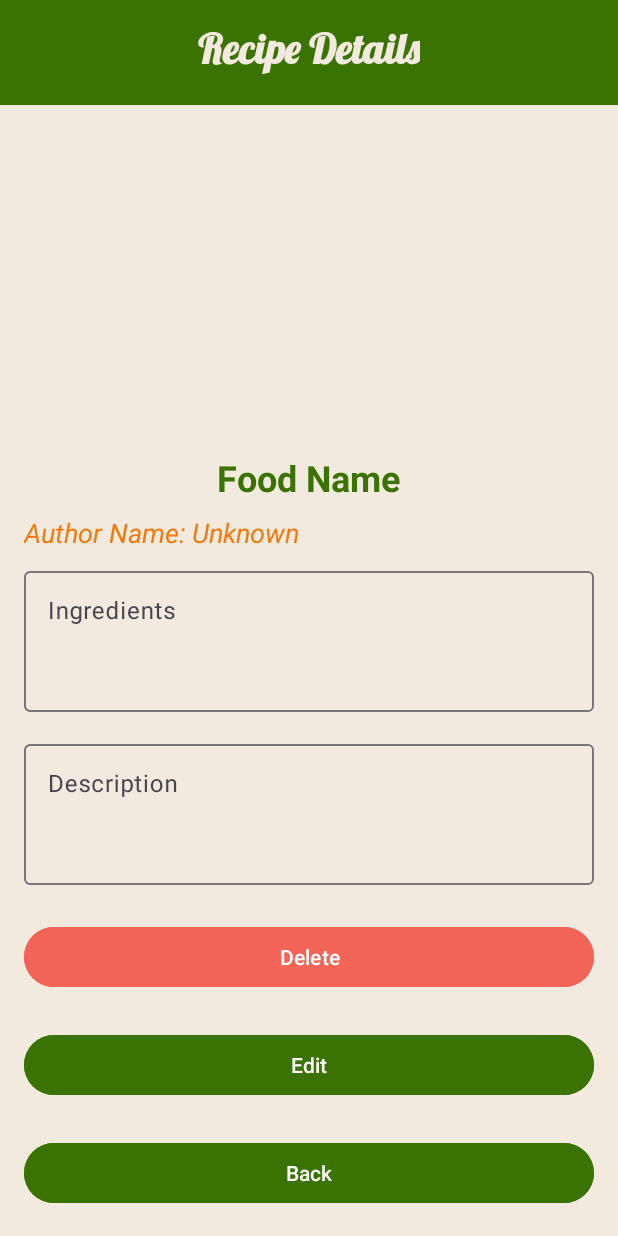
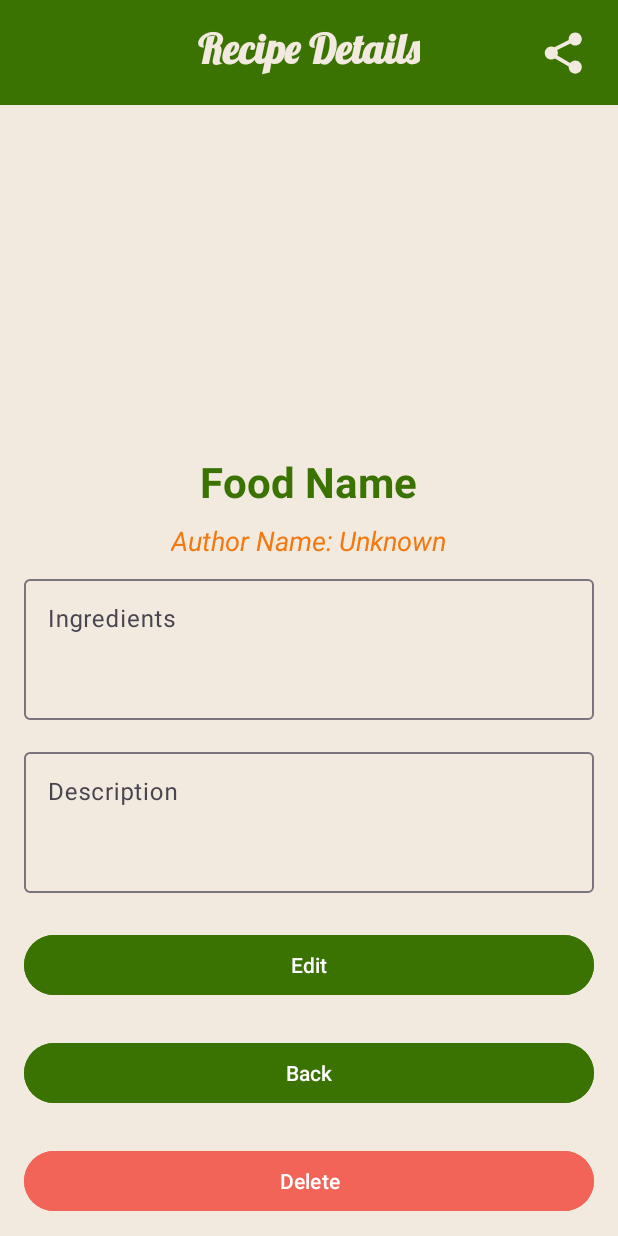
Before and after one commit to artur300/projectRECEPIE, an Android app: the RecipeDetailsFragment screen opened through its navigation route, on a phone screen of 412 x 824 dp. Run offline under Robolectric (Android 15) with nearby library versions, the phone set to English and light mode, and no system bars; our stand-ins replace Room's generated code.

Commit message:
with share

```diff
--- a/app/src/main/java/com/example/ap/UI/all/itemAdapter.kt
+++ b/app/src/main/java/com/example/ap/UI/all/itemAdapter.kt
@@ -7,6 +7,7 @@ import android.view.ViewGroup
 import androidx.recyclerview.widget.RecyclerView
 import com.example.ap.databinding.RecipeCardBinding
 import com.bumptech.glide.Glide
+import com.example.ap.R
 import com.example.ap.data.model.Item
 
 // ItemAdapter: מתאם לרשימה שמציג את פריטי המתכונים ב-RecyclerView.
@@ -22,9 +23,11 @@ class ItemAdapter(
 
         // פונקציה שמקשרת את הנתונים של הפריט לתצוגת הכרטיס.
         fun bind(item: Item, onEdit: (Item) -> Unit, onDelete: (Item) -> Unit, onDetails: (Item) -> Unit) {
+            val context = binding.root.context
             // הגדרת שם המתכון ושם המחבר.
             binding.foodName.text = item.foodName
-            binding.authorName.text = item.authorName
+            val author = item.authorName.ifEmpty { R.string.Unknown_message }
+            binding.authorName.text = context.getString(R.string.author_unknown_card, author)
 
             // טעינת תמונת המתכון (אם קיימת) באמצעות Glide.
             Glide.with(binding.root.context)
--- /dev/null
+++ b/app/src/main/res/drawable/share.xml
@@ -0,0 +1,9 @@
+<vector xmlns:android="http://schemas.android.com/apk/res/android"
+    android:width="48dp"
+    android:height="48dp"
+    android:viewportWidth="64"
+    android:viewportHeight="64">
+  <path
+      android:fillColor="#FF000000"
+      android:pathData="M44,10C40.141,10 37,13.14 37,17C37,17.412 37.043,17.814 37.111,18.207L21.834,25.846C20.842,25.306 19.706,25 18.5,25C14.641,25 11.5,28.14 11.5,32C11.5,35.86 14.641,39 18.5,39C19.909,39 21.219,38.578 22.318,37.859L37.033,46.354C37.014,46.567 37,46.782 37,47C37,50.86 40.141,54 44,54C47.859,54 51,50.86 51,47C51,43.14 47.859,40 44,40C41.801,40 39.839,41.022 38.555,42.613L24.936,34.752C25.298,33.907 25.5,32.976 25.5,32C25.5,30.871 25.225,29.807 24.748,28.861L38.904,21.783C40.182,23.144 41.991,24 44,24C47.859,24 51,20.86 51,17C51,13.14 47.859,10 44,10z"/>
+</vector>
--- a/app/src/main/res/layout/recipe_card.xml
+++ b/app/src/main/res/layout/recipe_card.xml
@@ -34,7 +34,7 @@
             android:paddingTop="8dp"
             android:text="@string/steak_platter_card"
             android:textColor="@color/green"
-            android:textSize="18sp"
+            android:textSize="28sp"
             android:textStyle="bold" />
 
         <!-- שם המחבר -->
@@ -43,6 +43,7 @@
             android:layout_width="wrap_content"
             android:layout_height="wrap_content"
             android:layout_gravity="center_horizontal"
+            android:layout_marginBottom="8dp"
             android:paddingTop="4dp"
             android:text="@string/author_unknown_card"
             android:textColor="@color/bright_orange"
--- a/app/src/main/res/layout/recipe_details.xml
+++ b/app/src/main/res/layout/recipe_details.xml
@@ -17,6 +17,28 @@
         app:layout_constraintTop_toTopOf="parent"
         app:layout_constraintStart_toStartOf="parent"
         app:layout_constraintEnd_toEndOf="parent">
+
+
+
+
+
+        <ImageView
+            android:id="@+id/btn_share"
+            android:layout_width="40dp"
+            android:layout_height="40dp"
+            android:layout_marginEnd="16dp"
+            android:src="@drawable/share"
+            app:layout_constraintEnd_toEndOf="parent"
+            app:layout_constraintTop_toTopOf="parent"
+            app:layout_constraintBottom_toBottomOf="parent"
+            app:tint="@color/beige" />
+
+
+
+
+
+
+
 
         <TextView
             android:id="@+id/header_title"
@@ -65,7 +87,7 @@
                 android:layout_width="wrap_content"
                 android:layout_height="wrap_content"
                 android:text="@string/food_name_view"
-                android:textSize="24sp"
+                android:textSize="28sp"
                 android:textStyle="bold"
                 android:layout_gravity="center_horizontal"
                 android:layout_marginBottom="8dp"
@@ -79,6 +101,7 @@
                 android:text="@string/author_name_unknown_view"
                 android:textSize="18sp"
                 android:textStyle="italic"
+                android:layout_gravity="center_horizontal"
                 android:layout_marginBottom="8dp"
                 android:textColor="@color/bright_orange" />
 
@@ -99,7 +122,7 @@
                     android:focusable="false"
                     android:cursorVisible="false"
                     android:gravity="top"
-                    android:textColor="@color/coral_red"
+                    android:textColor="@color/black"
                     android:textSize="16sp" />
             </com.google.android.material.textfield.TextInputLayout>
 
@@ -119,19 +142,11 @@
                     android:focusable="false"
                     android:cursorVisible="false"
                     android:gravity="top"
-                    android:textColor="@color/coral_red"
+                    android:textColor="@color/black"
                     android:textSize="16sp" />
             </com.google.android.material.textfield.TextInputLayout>
 
-            <!-- Delete Button -->
-            <Button
-                android:id="@+id/btn_delete"
-                android:layout_width="match_parent"
-                android:layout_height="wrap_content"
-                android:text="@string/delete_view"
-                android:layout_marginTop="24dp"
-                android:backgroundTint="@color/coral_red"
-                android:textColor="@android:color/white" />
+
 
             <!-- Edit Details Button -->
             <Button
@@ -152,6 +167,18 @@
                 android:layout_marginTop="24dp"
                 android:backgroundTint="@color/green"
                 android:textColor="@android:color/white" />
+
+
+            <!-- Delete Button -->
+            <Button
+                android:id="@+id/btn_delete"
+                android:layout_width="match_parent"
+                android:layout_height="wrap_content"
+                android:text="@string/delete_view"
+                android:layout_marginTop="24dp"
+                android:backgroundTint="@color/coral_red"
+                android:textColor="@android:color/white" />
+
         </LinearLayout>
     </ScrollView>
 
--- a/app/src/main/res/values/strings.xml
+++ b/app/src/main/res/values/strings.xml
@@ -26,11 +26,13 @@
     <string name="food_name_view">Food Name</string>
     <string name="food_image_view">Food Image</string>
     <string name="steak_platter_card">Steak Platter</string>
-    <string name="author_unknown_card">Author: Unknown</string>
+    <string name="author_unknown_card">Author Name: %s</string>
     <string name="view_details_card">View Details</string>
     <string name="edit_card">Edit</string>
     <string name="delete_card1">Delete</string>
     <string name="edit_details">Edit</string>
     <string name="image_too_large">The image is too large (maximum 2MB). Please select a smaller image.</string>
     <string name="fill_all_fields_message">fill all fields</string>
+    <string name="Unknown_message">Unknown</string>
+    <string name="share">share</string>
 </resources>
```
Also changed, not shown: app/src/main/java/com/example/ap/UI/single/RecipeDetailsFragment.kt (+42 -1 lines), app/src/main/res/layout/add_recipe.xml (+8 -8 lines), 1 other file.
